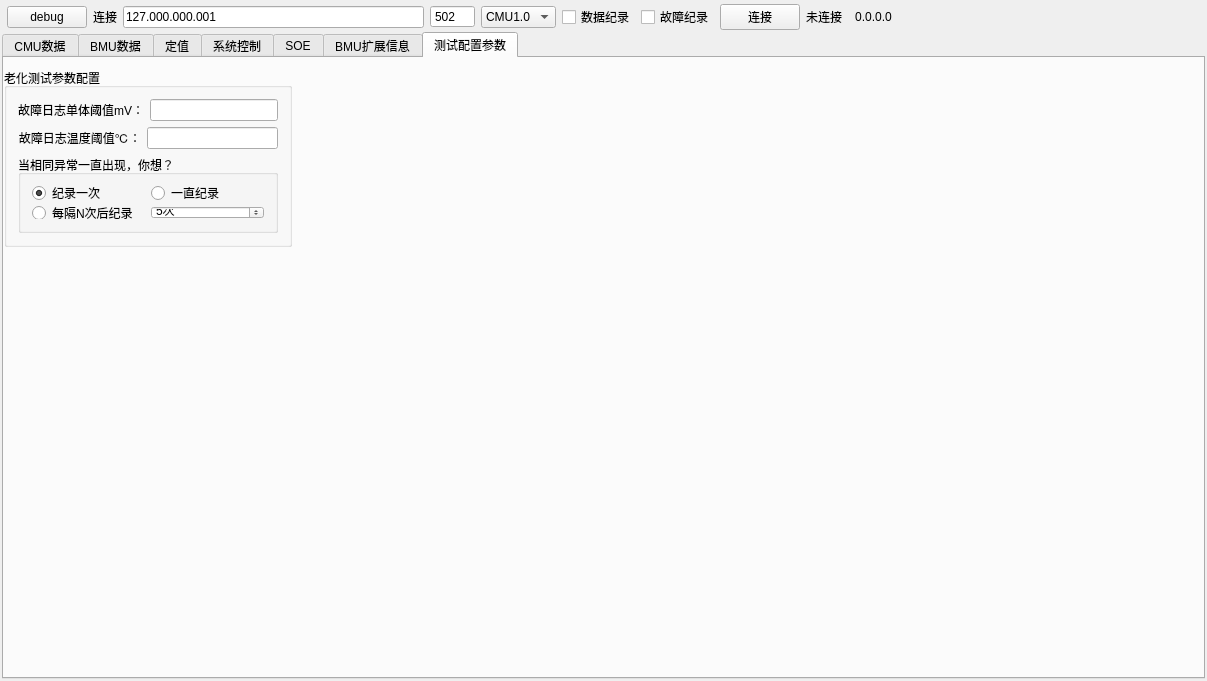
Old version of the form views/bmsview/bmsview.ui in the repository Shogpe/bmsTool.
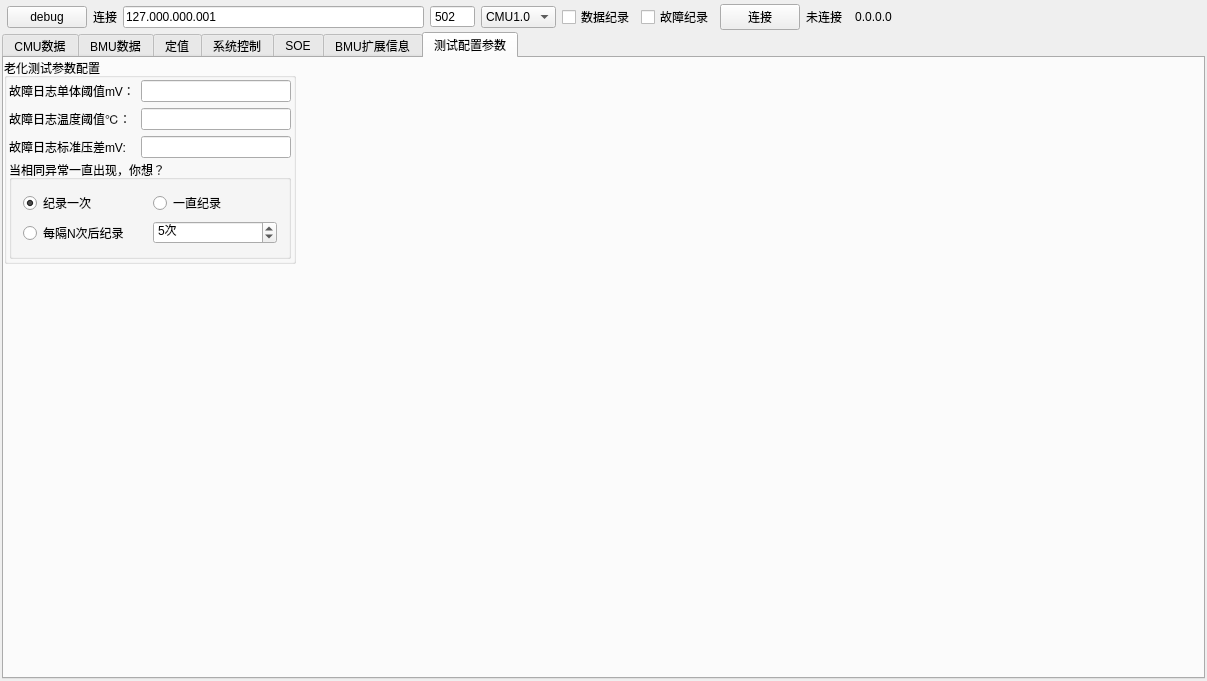
New version of the form. Custom widgets are drawn as their Qt base class.

Commit message: 1 释出版本1.0.6.33 2 新增标准差值配置

What changed in the file:
```diff
--- a/views/bmsview/bmsview.ui
+++ b/views/bmsview/bmsview.ui
@@ -8435,57 +8435,84 @@
        <property name="geometry">
         <rect>
          <x>0</x>
-         <y>10</y>
-         <width>288</width>
-         <height>179</height>
+         <y>0</y>
+         <width>292</width>
+         <height>206</height>
         </rect>
        </property>
        <property name="title">
         <string>老化测试参数配置</string>
        </property>
-       <layout class="QVBoxLayout" name="verticalLayout_20">
+       <layout class="QVBoxLayout" name="verticalLayout_22">
+        <property name="spacing">
+         <number>2</number>
+        </property>
+        <property name="leftMargin">
+         <number>2</number>
+        </property>
+        <property name="topMargin">
+         <number>2</number>
+        </property>
+        <property name="rightMargin">
+         <number>2</number>
+        </property>
+        <property name="bottomMargin">
+         <number>2</number>
+        </property>
         <item>
          <layout class="QHBoxLayout" name="horizontalLayout_15">
-          <property name="sizeConstraint">
-           <enum>QLayout::SetDefaultConstraint</enum>
-          </property>
+          <item>
+           <layout class="QVBoxLayout" name="verticalLayout_20">
           <item>
            <widget class="QLabel" name="label_3">
             <property name="text">
              <string>故障日志单体阈值mV：</string>
             </property>
             <property name="alignment">
-             <set>Qt::AlignRight|Qt::AlignTrailing|Qt::AlignVCenter</set>
+               <set>Qt::AlignLeading|Qt::AlignLeft|Qt::AlignVCenter</set>
             </property>
            </widget>
           </item>
-          <item>
-           <widget class="QLineEdit" name="le_ErrLogUcellLimit">
-            <property name="focusPolicy">
-             <enum>Qt::StrongFocus</enum>
-            </property>
-            <property name="toolTip">
-             <string>&lt;html&gt;&lt;head/&gt;&lt;body&gt;&lt;p&gt;单位：mV，用于对单体采样故障判断的阈值设定，将当前bmu所有通道的电压值分别与经过去掉最大最小后通道平均值做差，差值在阈值范围外则认为故障，此方案适用于老化测试&lt;/p&gt;&lt;/body&gt;&lt;/html&gt;</string>
-            </property>
-            <property name="inputMask">
-             <string/>
-            </property>
-            <property name="maxLength">
-             <number>32767</number>
-            </property>
-           </widget>
-          </item>
-         </layout>
-        </item>
-        <item>
-         <layout class="QHBoxLayout" name="horizontalLayout_17">
           <item>
            <widget class="QLabel" name="label_5">
             <property name="text">
              <string>故障日志温度阈值℃：</string>
             </property>
             <property name="alignment">
-             <set>Qt::AlignRight|Qt::AlignTrailing|Qt::AlignVCenter</set>
+               <set>Qt::AlignLeading|Qt::AlignLeft|Qt::AlignVCenter</set>
+              </property>
+             </widget>
+            </item>
+            <item>
+             <widget class="QLabel" name="label_6">
+              <property name="toolTip">
+               <string>&lt;html&gt;&lt;head/&gt;&lt;body&gt;&lt;p&gt;以3.3V为基准，将平均值与3.3做差，根据差值是否大于等于设定值判断是否存在所有板卡当前通道均采样异常，或者是电压源接头未插导致的异常&lt;/p&gt;&lt;/body&gt;&lt;/html&gt;</string>
+              </property>
+              <property name="text">
+               <string>故障日志标准压差mV:</string>
+              </property>
+              <property name="alignment">
+               <set>Qt::AlignLeading|Qt::AlignLeft|Qt::AlignVCenter</set>
+              </property>
+             </widget>
+            </item>
+           </layout>
+          </item>
+          <item>
+           <layout class="QVBoxLayout" name="verticalLayout_21">
+            <item>
+             <widget class="QLineEdit" name="le_ErrLogUcellLimit">
+              <property name="focusPolicy">
+               <enum>Qt::StrongFocus</enum>
+              </property>
+              <property name="toolTip">
+               <string>&lt;html&gt;&lt;head/&gt;&lt;body&gt;&lt;p&gt;&lt;br/&gt;&lt;/p&gt;&lt;/body&gt;&lt;/html&gt;</string>
+              </property>
+              <property name="inputMask">
+               <string/>
+              </property>
+              <property name="maxLength">
+               <number>32767</number>
             </property>
            </widget>
           </item>
@@ -8504,6 +8531,24 @@
              <number>32767</number>
             </property>
            </widget>
+            </item>
+            <item>
+             <widget class="QLineEdit" name="le_ErrLog_StdValue">
+              <property name="focusPolicy">
+               <enum>Qt::StrongFocus</enum>
+              </property>
+              <property name="toolTip">
+               <string>&lt;html&gt;&lt;head/&gt;&lt;body&gt;&lt;p&gt;&lt;br/&gt;&lt;/p&gt;&lt;/body&gt;&lt;/html&gt;</string>
+              </property>
+              <property name="inputMask">
+               <string/>
+              </property>
+              <property name="maxLength">
+               <number>32767</number>
+              </property>
+             </widget>
+            </item>
+           </layout>
           </item>
          </layout>
         </item>
```
Left out of the diff: 8 changed lines with no effect on the pictures. Lines whose indentation alone changed are shown as unchanged. The commit also changes 5 other files.
